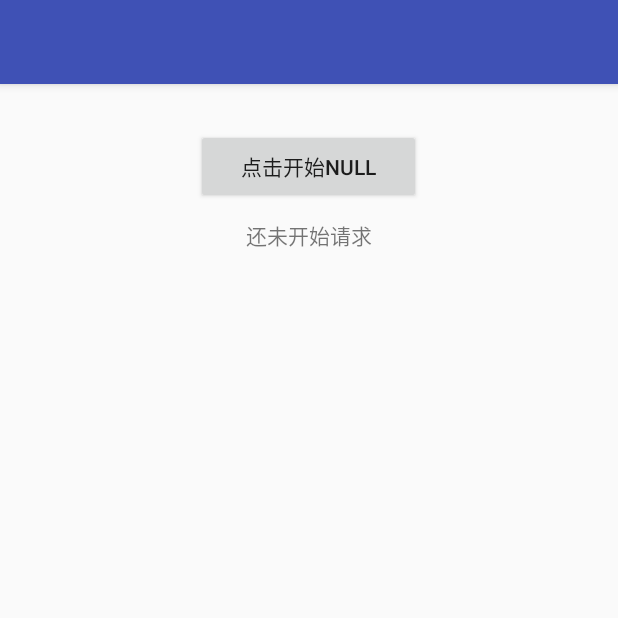
After one commit to GamePlug/NetWork, an Android app: the TestDownloadActivity screen opened directly, with no data from a screen before it, on a phone screen of 412 x 824 dp, the top half of it. The commit adds this screen. Run offline under Robolectric (Android 15) with nearby library versions, the phone set to English and light mode, and no system bars.

Commit message:
添加测试页面

```diff
--- a/app/src/main/java/com/leichao/network/config/NetConfig.java
+++ b/app/src/main/java/com/leichao/network/config/NetConfig.java
@@ -6,6 +6,7 @@ import java.io.File;
 
 import retrofit2.Converter;
 import retrofit2.converter.gson.GsonConverterFactory;
+import retrofit2.converter.scalars.ScalarsConverterFactory;
 
 /**
  * 网络访问相关配置
@@ -18,7 +19,7 @@ public class NetConfig {
      * Retrofit默认网络请求的数据解析工厂
      */
     public static final String DEFAULT_BASEURL = "http://gank.io/";
-    public static final Converter.Factory DEFAULT_FACTORY = GsonConverterFactory.create();
+    public static final Converter.Factory DEFAULT_FACTORY = ScalarsConverterFactory.create();
 
 
     /**
--- a/app/src/main/java/com/leichao/network/net/okhttp/ClientForGlide.java
+++ b/app/src/main/java/com/leichao/network/net/okhttp/ClientForGlide.java
@@ -29,7 +29,7 @@ public class ClientForGlide {
      */
     private OkHttpClient get() {
 
-        return ClientBuilder.getBuilder()
+        return ClientBuild.getClient().newBuilder()
                 .addInterceptor(new Interceptor() {
                     @Override
                     public Response intercept(Chain chain) throws IOException {
--- a/app/src/main/java/com/leichao/network/net/okhttp/ClientForRetrofit.java
+++ b/app/src/main/java/com/leichao/network/net/okhttp/ClientForRetrofit.java
@@ -48,7 +48,7 @@ public class ClientForRetrofit {
      * 设置Retrofit所用OkHttp的一些参数
      */
     private OkHttpClient get() {
-        return ClientBuilder.getBuilder()
+        return ClientBuild.getClient().newBuilder()
                 .addInterceptor(new Interceptor() {
                     @Override
                     public Response intercept(Chain chain) throws IOException {
--- /dev/null
+++ b/app/src/main/java/com/leichao/network/test/Api.java
@@ -0,0 +1,74 @@
+package com.leichao.network.test;
+
+import java.util.Map;
+
+import okhttp3.RequestBody;
+import okhttp3.ResponseBody;
+import retrofit2.Call;
+import retrofit2.http.Field;
+import retrofit2.http.FormUrlEncoded;
+import retrofit2.http.GET;
+import retrofit2.http.Multipart;
+import retrofit2.http.POST;
+import retrofit2.http.Part;
+import retrofit2.http.PartMap;
+import retrofit2.http.Path;
+import retrofit2.http.Query;
+import retrofit2.http.Streaming;
+
+/**
+ * 网络请求接口
+ * Created by leichao on 2016/4/27.
+ */
+public interface Api {
+    //------------- get请求 ----------------//
+
+    @GET("api/data/福利/{pageCount}/{pageIndex}")
+    Call<String> testGet(
+            @Path("pageCount") int pageCount,
+            @Path("pageIndex") int pageIndex,
+            @Query("who") String who
+    );
+
+
+    //------------- post请求 ----------------//
+
+    @POST("api/data/福利/{pageCount}/{pageIndex}")
+    Call<String> testPost(
+            @Path("pageCount") int pageCount,
+            @Path("pageIndex") int pageIndex
+    );
+
+    @FormUrlEncoded
+    @POST("api/data/福利/{pageCount}/{pageIndex}")
+    Call<String> testPost(
+            @Path("pageCount") int pageCount,
+            @Path("pageIndex") int pageIndex,
+            @Field("who") String who
+    );
+
+
+    //------------- 下载 ----------------//
+
+    @GET("http://119.29.62.241/leichao/data/upload/image/{fileName}")
+    @Streaming// 如果不加此注释，则会把整个文件写入内存，那么大文件会内存溢出。
+    Call<ResponseBody> testGetDownload(
+            @Path("fileName") String fileName
+    );
+
+    @POST("http://srctest.didi365.com/didi365/Upload/app/{fileName}")
+    @Streaming
+    Call<ResponseBody> testPostDownload(
+            @Path("fileName") String fileName
+    );
+
+
+    //------------- 上传 ----------------//
+
+    @Multipart
+    @POST("http://119.29.62.241/leichao/study/UploadMoreImage.php")
+    Call<String> testUpload(
+            @Part("who") String who,
+            @PartMap Map<String, RequestBody> params
+    );
+}
--- /dev/null
+++ b/app/src/main/java/com/leichao/network/test/TestDownloadActivity.java
@@ -0,0 +1,98 @@
+package com.leichao.network.test;
+
+import android.view.View;
+import android.widget.Button;
+import android.widget.TextView;
+
+import com.leichao.network.R;
+import com.leichao.network.config.DownLoadConfig;
+import com.leichao.network.net.okhttp.ProgressListener;
+import com.leichao.network.net.retrofit.RetrofitManager;
+import com.leichao.network.util.Debug;
+import com.leichao.network.util.FileUtil;
+
+import java.io.File;
+
+import okhttp3.ResponseBody;
+import retrofit2.Call;
+import retrofit2.Callback;
+import retrofit2.Response;
+
+/**
+ * 测试下载,下载使用get和post均可
+ * Created by leichao on 2016/4/27.
+ */
+public class TestDownloadActivity extends BaseActivity {
+
+    private static final String TAG = "TestDownloadActivity";
+    private Button start;
+    private TextView result;
+    private boolean canClick = true;
+
+    @Override
+    public void initView() {
+        setContentView(R.layout.activity_test);
+        start = (Button) findViewById(R.id.test_start);
+        result = (TextView) findViewById(R.id.test_result);
+    }
+
+    @Override
+    public void initData() {
+        setTitle(getIntent().getStringExtra("des"));
+        start.setText("点击开始"+getIntent().getStringExtra("des"));
+    }
+
+    @Override
+    public void initEvent() {
+        start.setOnClickListener(new View.OnClickListener() {
+            @Override
+            public void onClick(View v) {
+                if (canClick) {
+                    canClick = false;
+                    testDownload("image03.jpg");
+                }
+            }
+        });
+    }
+
+    private void testDownload(final String fileName) {
+        result.setText("请求中");
+        new RetrofitManager.Creator()
+                .downListener(new ProgressListener() {
+                    @Override
+                    public void onProgress(final long progress, final long total, final boolean done) {
+                        runOnUiThread(new Runnable() {
+                            @Override
+                            public void run() {
+                                result.setText( (done?"下载完成:":"下载中:") + "--progress:" + progress + "--total:" + total);
+                            }
+                        });
+                    }
+                })
+                .create(Api.class)
+                .testGetDownload(fileName)
+                .enqueue(new Callback<ResponseBody>() {
+                    @Override
+                    public void onResponse(Call<ResponseBody> call, final Response<ResponseBody> response) {
+                        Debug.e(TAG, "开始下载");
+                        result.setText("请求成功");
+                        // 由于接口方法增加了注释@Streaming，所以流的读取和写入要在子线程中执行,否则会有NetworkOnMainThreadException
+                        new Thread(new Runnable() {
+                            @Override
+                            public void run() {
+                                FileUtil.inputStreamToFile(response.body().byteStream(),
+                                        new File(DownLoadConfig.DOWN_LOAD_DIR, fileName));
+                                Debug.e(TAG, "下载完成");
+                                canClick = true;
+                            }
+                        }).start();
+                    }
+
+                    @Override
+                    public void onFailure(Call<ResponseBody> call, Throwable t) {
+                        result.setText("请求失败：" + t.getMessage());
+                        canClick = true;
+                    }
+                });
+    }
+}
--- a/app/src/main/res/layout/activity_main.xml
+++ b/app/src/main/res/layout/activity_main.xml
@@ -2,12 +2,14 @@
 <LinearLayout xmlns:android="http://schemas.android.com/apk/res/android"
     android:layout_width="match_parent"
     android:layout_height="match_parent"
-    android:orientation="vertical">
+    android:orientation="vertical"
+    android:background="#EEEEEE">
 
     <ListView
         android:id="@+id/main_listview"
         android:layout_width="match_parent"
         android:layout_height="match_parent"
+        android:layout_marginTop="16dp"
         android:divider="#FFFFFF"
         android:dividerHeight="0dp"/>
 
--- /dev/null
+++ b/app/src/main/res/layout/activity_test.xml
@@ -0,0 +1,28 @@
+<?xml version="1.0" encoding="utf-8"?>
+<LinearLayout xmlns:android="http://schemas.android.com/apk/res/android"
+    android:layout_width="match_parent"
+    android:layout_height="match_parent"
+    android:orientation="vertical">
+
+    <Button
+        android:id="@+id/test_start"
+        android:layout_width="wrap_content"
+        android:layout_height="50dp"
+        android:minWidth="150dp"
+        android:layout_marginTop="30dp"
+        android:layout_gravity="center_horizontal"
+        android:text="开始"/>
+
+    <ScrollView
+        android:layout_width="match_parent"
+        android:layout_height="match_parent"
+        android:layout_marginTop="10dp">
+        <TextView
+            android:id="@+id/test_result"
+            android:layout_width="match_parent"
+            android:layout_height="match_parent"
+            android:gravity="center"
+            android:text="还未开始请求"/>
+    </ScrollView>
+
+</LinearLayout>
--- a/app/src/main/res/layout/main_item.xml
+++ b/app/src/main/res/layout/main_item.xml
@@ -1,7 +1,7 @@
 <?xml version="1.0" encoding="utf-8"?>
 <LinearLayout xmlns:android="http://schemas.android.com/apk/res/android"
     android:layout_width="match_parent"
-    android:layout_height="50dp"
+    android:layout_height="60dp"
     android:orientation="vertical"
     android:background="#EEEEEE">
 
@@ -9,7 +9,7 @@
         android:id="@+id/main_item_text"
         android:layout_width="match_parent"
         android:layout_height="match_parent"
-        android:layout_marginBottom="8dp"
+        android:layout_marginBottom="16dp"
         android:gravity="center"
         android:text="你是什么Activity"
         android:textSize="20sp"
```
Also changed, not shown: app/src/main/AndroidManifest.xml (+9 -0 lines), app/src/main/java/com/leichao/network/config/DownLoadConfig.java (added, +16 -0 lines), app/src/main/java/com/leichao/network/net/okhttp/ClientBuild.java (renamed from app/src/main/java/com/leichao/network/net/okhttp/ClientBuilder.java, +9 -8 lines), app/src/main/java/com/leichao/network/test/MainActivity.java (+4 -4 lines), app/src/main/java/com/leichao/network/test/TestGetActivity.java (added, +73 -0 lines), app/src/main/java/com/leichao/network/test/TestPostActivity.java (added, +73 -0 lines), app/src/main/java/com/leichao/network/test/TestUploadActivity.java (added, +109 -0 lines).
